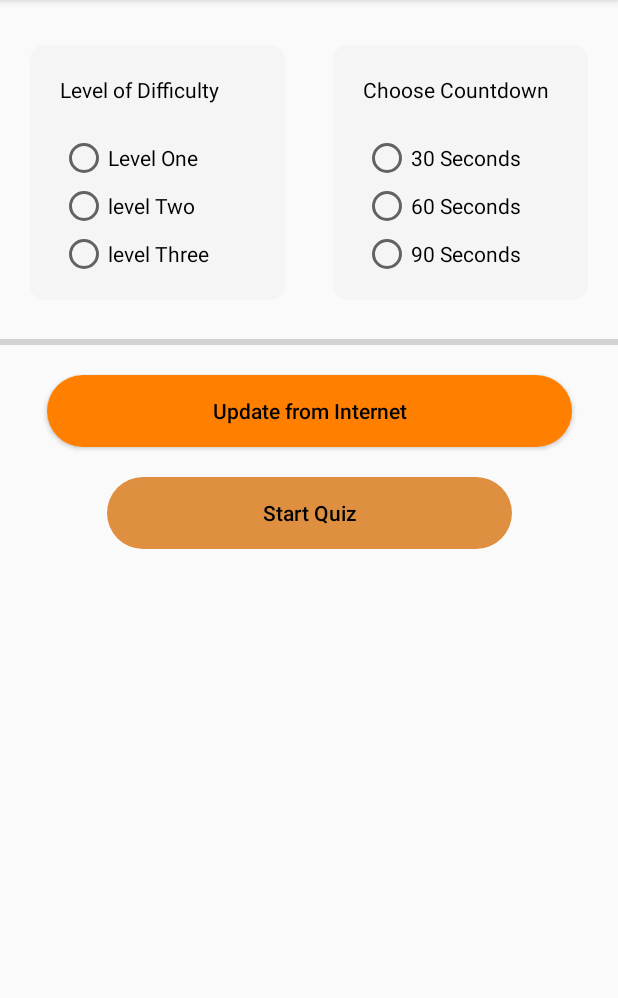
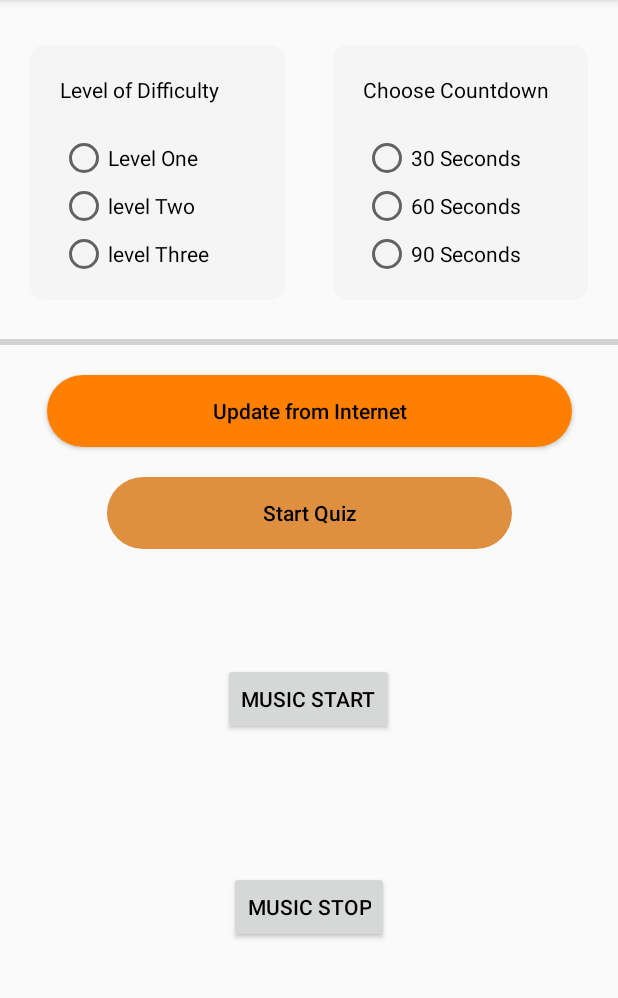
Before and after one commit to cmkxak/celebrityQuiz-master, an Android app: the MainActivity screen opened directly, with no data from a screen before it, on a phone screen of 412 x 824 dp, the part 84-1082 px from its top. Run offline under Robolectric (Android 15) with nearby library versions, the phone set to English and light mode, and no system bars.

Commit message:
MusicService, quizmusic 추가함

```diff
--- a/app/src/main/AndroidManifest.xml
+++ b/app/src/main/AndroidManifest.xml
@@ -36,7 +36,7 @@
             android:name="com.example.celebrityquiz.SolutionActivity"
             android:parentActivityName="com.example.celebrityquiz.MainActivity">
         </activity>
-
+        <service android:name=".MusicService"/>
 
     </application>
 
--- a/app/src/main/java/com/example/celebrityquiz/MainActivity.java
+++ b/app/src/main/java/com/example/celebrityquiz/MainActivity.java
@@ -24,11 +24,25 @@ public class MainActivity extends AppCompatActivity {
     private Button buttonStartQuiz;
     public int level;
     public int seconds;
-
+    Button btn_start, btn_stop;
     @Override
     protected void onCreate(Bundle savedInstanceState) {
         super.onCreate(savedInstanceState);
         setContentView(R.layout.activity_main);
+
+        btn_start = (Button)findViewById(R.id.btn_start);
+        btn_stop = (Button)findViewById(R.id.btn_stop);
+
+        btn_start.setOnClickListener(new View.OnClickListener(){
+            public void onClick(View v){
+                startService(new Intent(getApplicationContext(), MusicService.class));
+            }
+        });
+        btn_stop.setOnClickListener(new View.OnClickListener(){
+            public void onClick(View v){
+                stopService(new Intent(getApplicationContext(), MusicService.class));
+            }
+        });
 
         // Define Level views
         radioButtonLevelOne = findViewById(R.id.radioButtonLevelOne);
--- a/app/src/main/res/layout/activity_main.xml
+++ b/app/src/main/res/layout/activity_main.xml
@@ -155,4 +155,37 @@
         app:layout_constraintRight_toRightOf="parent"
         app:layout_constraintTop_toBottomOf="@+id/buttonUpdate" />
 
+    <Button
+        android:id="@+id/btn_start"
+        android:layout_width="wrap_content"
+        android:layout_height="wrap_content"
+        android:layout_marginStart="160dp"
+        android:layout_marginTop="80dp"
+        android:layout_marginEnd="160dp"
+        android:layout_marginBottom="45dp"
+        android:text="@string/musicStart"
+        app:layout_constraintBottom_toTopOf="@+id/btn_stop"
+        app:layout_constraintEnd_toEndOf="parent"
+        app:layout_constraintHorizontal_bias="0.523"
+        app:layout_constraintStart_toStartOf="parent"
+        app:layout_constraintTop_toBottomOf="@+id/buttonStartQuiz"
+        app:layout_constraintVertical_bias="0.0"
+        tools:ignore="MissingConstraints" />
+
+    <Button
+        android:id="@+id/btn_stop"
+        android:layout_width="wrap_content"
+        android:layout_height="wrap_content"
+        android:layout_marginStart="159dp"
+        android:layout_marginTop="45dp"
+        android:layout_marginEnd="160dp"
+        android:layout_marginBottom="144dp"
+        android:text="@string/musicStop"
+        app:layout_constraintBottom_toBottomOf="parent"
+        app:layout_constraintEnd_toEndOf="parent"
+        app:layout_constraintHorizontal_bias="0.523"
+        app:layout_constraintStart_toStartOf="parent"
+        app:layout_constraintTop_toBottomOf="@+id/btn_start"
+        tools:ignore="MissingConstraints" />
+
 </androidx.constraintlayout.widget.ConstraintLayout>
--- a/app/src/main/res/values/strings.xml
+++ b/app/src/main/res/values/strings.xml
@@ -24,4 +24,6 @@
     <string name="submit">Submit</string>
     <string name="update">Update from Internet</string>
     <string name="startQuiz">Start Quiz</string>
+    <string name="musicStart">Music Start</string>
+    <string name="musicStop">Music Stop</string>
 </resources>
```
Also changed, not shown: app/src/main/java/com/example/celebrityquiz/MusicService.java (added, +42 -0 lines), 1 other file.
